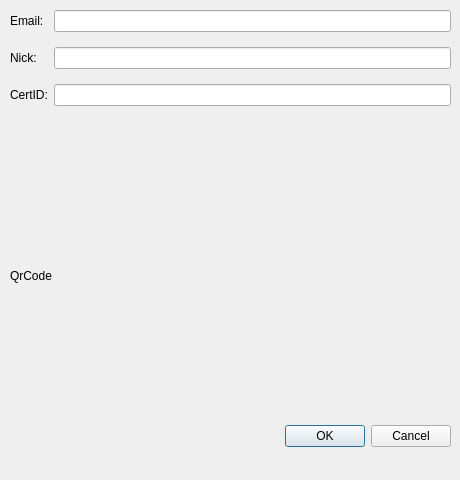
The window that qt/certdialog.ui (bitbaba/bitmail) describes before a commit, drawn with Qt 5.
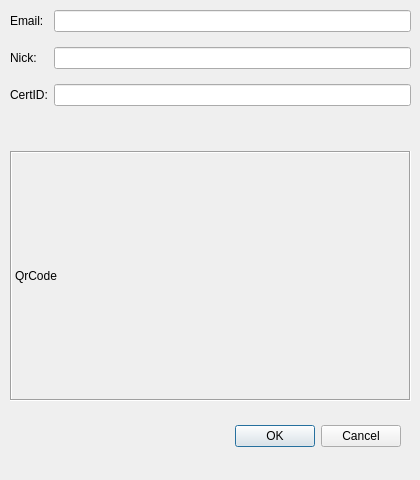
The same window after the commit.

The edit to the form file:
```diff
--- a/qt/certdialog.ui
+++ b/qt/certdialog.ui
@@ -6,7 +6,7 @@
    <rect>
     <x>0</x>
     <y>0</y>
-    <width>460</width>
+    <width>420</width>
     <height>480</height>
    </rect>
   </property>
@@ -16,13 +16,31 @@
     <verstretch>0</verstretch>
    </sizepolicy>
   </property>
+  <property name="minimumSize">
+   <size>
+    <width>420</width>
+    <height>480</height>
+   </size>
+  </property>
+  <property name="maximumSize">
+   <size>
+    <width>420</width>
+    <height>480</height>
+   </size>
+  </property>
+  <property name="baseSize">
+   <size>
+    <width>420</width>
+    <height>480</height>
+   </size>
+  </property>
   <property name="windowTitle">
    <string>Certificate</string>
   </property>
   <widget class="QDialogButtonBox" name="buttonBox">
    <property name="geometry">
     <rect>
-     <x>240</x>
+     <x>190</x>
      <y>420</y>
      <width>211</width>
      <height>32</height>
@@ -40,7 +58,7 @@
     <rect>
      <x>10</x>
      <y>10</y>
-     <width>441</width>
+     <width>401</width>
      <height>391</height>
     </rect>
    </property>
@@ -118,6 +136,12 @@
         <height>250</height>
        </size>
       </property>
+      <property name="frameShape">
+       <enum>QFrame::Box</enum>
+      </property>
+      <property name="frameShadow">
+       <enum>QFrame::Sunken</enum>
+      </property>
       <property name="text">
        <string>QrCode</string>
       </property>
```
